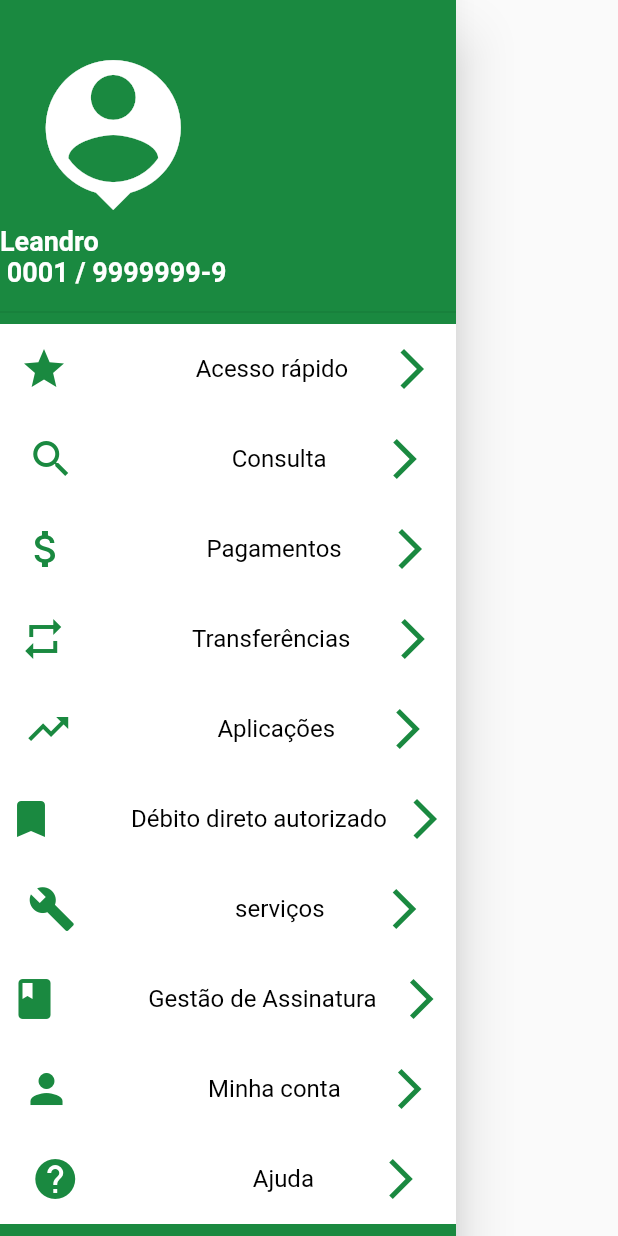
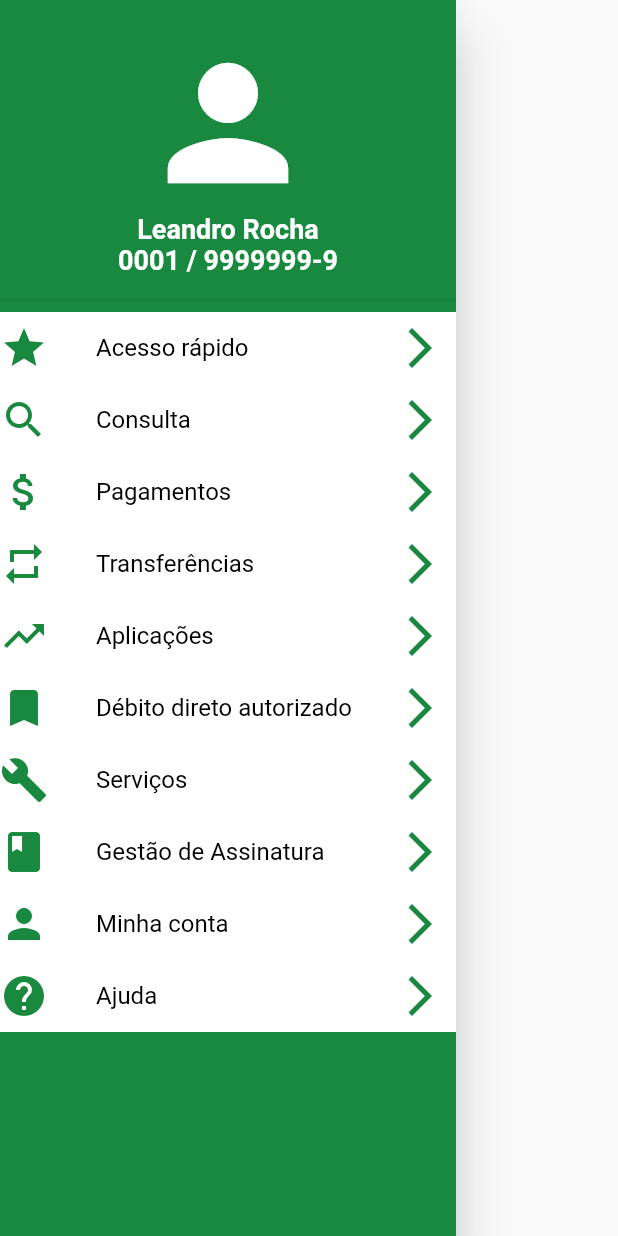
Before and after one commit to leandrorochaadm/credisis_demo, a Flutter app: the CustomDrawer widget shown alone on an empty page, opened directly, on a phone screen of 412 x 824 dp. Run offline on Flutter 3.47's test engine with Material 2 defaults, Android fonts, the phone set to English and light mode, and no system bars; missing offline and left inert: dart:ffi.

Commit message:
menu alinhado

```diff
--- a/lib/tiles/drawer_tile.dart
+++ b/lib/tiles/drawer_tile.dart
@@ -7,8 +7,6 @@ class DrawerTile extends StatelessWidget {
 
   DrawerTile(this.icon, this.text);
 
-
-
   @override
   Widget build(BuildContext context) {
     return Material(
@@ -16,9 +14,9 @@ class DrawerTile extends StatelessWidget {
       child: InkWell(
         onTap: (){},
         child: Container(
-          height: 60.0,
+          height: 48.0,
           child: Row(
-            mainAxisAlignment: MainAxisAlignment.spaceAround,
+//            mainAxisAlignment: MainAxisAlignment.spaceAround,
             children: <Widget>[
               Icon(
                 icon,
@@ -28,11 +26,16 @@ class DrawerTile extends StatelessWidget {
               SizedBox(
                 width: 32.0,
               ),
-              Text(text,
-              style: TextStyle(
-                fontSize: 16.0,
-                color: Colors.black
-              )),
+              Container(
+                width: 200.0,
+                child: Text(
+                    text,
+                    style: TextStyle(
+                        fontSize: 16.0,
+                        color: Colors.black
+                    )
+                ),
+              ),
               Icon(
                   Icons.arrow_forward_ios,
                   size: 32.0,
--- a/lib/widgets/CustomDrawer.dart
+++ b/lib/widgets/CustomDrawer.dart
@@ -1,9 +1,11 @@
+import 'dart:ffi';
+
 import 'package:credisis_demo/tiles/drawer_tile.dart';
 import 'package:flutter/material.dart';
+
 class CustomDrawer extends StatelessWidget {
   @override
   Widget build(BuildContext context) {
-
     Widget _builderDrawerBack() => Container(
           decoration: BoxDecoration(
             color: Theme.of(context).primaryColor,
@@ -18,33 +20,58 @@ import 'package:flutter/material.dart';
             padding: EdgeInsets.only(left: 0.0, top: 10.0),
             children: <Widget>[
               Container(
-                 margin: EdgeInsets.fromLTRB(0.0, 12.0, 20.0, 8.0),
+                margin: EdgeInsets.only(top: 12.0),
                 height: 170.0,
                 child: Stack(
                   children: <Widget>[
-                     Positioned(
-                         top: 8.0,
-                         left: 0.0,
-                         child: Column(
-                           crossAxisAlignment: CrossAxisAlignment.center,
-                           children: <Widget>[
-                             Container(
-                               alignment: Alignment.bottomCenter,
+                    Center(
+                      child: Container(
                         child: Column(
                           children: <Widget>[
-                                   Icon(Icons.person_pin, size: 120.0, color: Theme.of(context).secondaryHeaderColor,),
-                                   Text("Leandro \n 0001 / 9999999-9",
+                            Icon(
+                              Icons.person,
+                              size: 120.0,
+                              color: Theme.of(context).secondaryHeaderColor,
+                            ),
+                            /*Container(
+                                    width: 200.0,
+                                    height: 120.0,
+//                                    padding: EdgeInsets.all(120.0),
+//                                  margin: EdgeInsets.all(1.0),
+                                    decoration: BoxDecoration(
+                                      image: DecorationImage(
+                                        fit: BoxFit.fill,
+                                        image:  NetworkImage(
+                                          "https://flutter.dev/assets/flutter-lockup-c13da9c9303e26b8d5fc208d2a1fa20c1ef47eb021ecadf27046dea04c0cebf6.png"
+
+                                      ),
+                                      ),
+//                                      color: Colors.blue,
+//                                      shape: BoxShape.circle,
+
+                                    ),
+                                    alignment: Alignment.center,
+                                  ),*/
+                            Text(
+                              "Leandro Rocha",
                               style: TextStyle(
                                   fontSize: 18.0,
                                   fontWeight: FontWeight.bold,
-                                         color: Theme.of(context).secondaryHeaderColor),
+                                  color:
+                                      Theme.of(context).secondaryHeaderColor),
+                            ),
+                            Text(
+                              "0001 / 9999999-9",
+                              style: TextStyle(
+                                  fontSize: 18.0,
+                                  fontWeight: FontWeight.bold,
+                                  color:
+                                      Theme.of(context).secondaryHeaderColor),
                             ),
                           ],
                         ),
                       ),
-
-                           ],
-                         ))
+                    )
                   ],
                 ),
               ),
@@ -55,7 +82,7 @@ import 'package:flutter/material.dart';
               DrawerTile(Icons.repeat, "Transferências"),
               DrawerTile(Icons.trending_up, "Aplicações"),
               DrawerTile(Icons.bookmark, "Débito direto autorizado"),
-               DrawerTile(Icons.build, "serviços"),
+              DrawerTile(Icons.build, "Serviços"),
               DrawerTile(Icons.book, "Gestão de Assinatura"),
               DrawerTile(Icons.person, "Minha conta"),
               DrawerTile(Icons.help, "Ajuda"),
```
Lines whose indentation alone changed are shown as unchanged.
